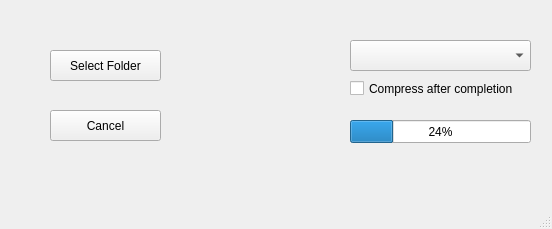
Above: src/main.ui from damian-git-99/recursive-files-copier before the change. Below: the same form after it.
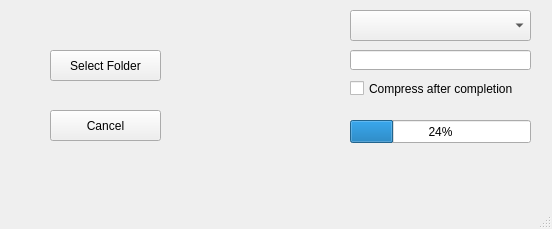
That is the form after the change.

Commit message: feat: add custom file types

Diff of the .ui file:
```diff
--- a/src/main.ui
+++ b/src/main.ui
@@ -30,7 +30,7 @@
     <property name="geometry">
      <rect>
       <x>350</x>
-      <y>40</y>
+      <y>10</y>
       <width>181</width>
       <height>31</height>
      </rect>
@@ -100,6 +100,16 @@
      <string>Compress after completion</string>
     </property>
    </widget>
+   <widget class="QLineEdit" name="customLineEdit">
+    <property name="geometry">
+     <rect>
+      <x>350</x>
+      <y>50</y>
+      <width>181</width>
+      <height>20</height>
+     </rect>
+    </property>
+   </widget>
   </widget>
   <widget class="QMenuBar" name="menubar">
    <property name="geometry">
```
The commit also changes 4 other files.
